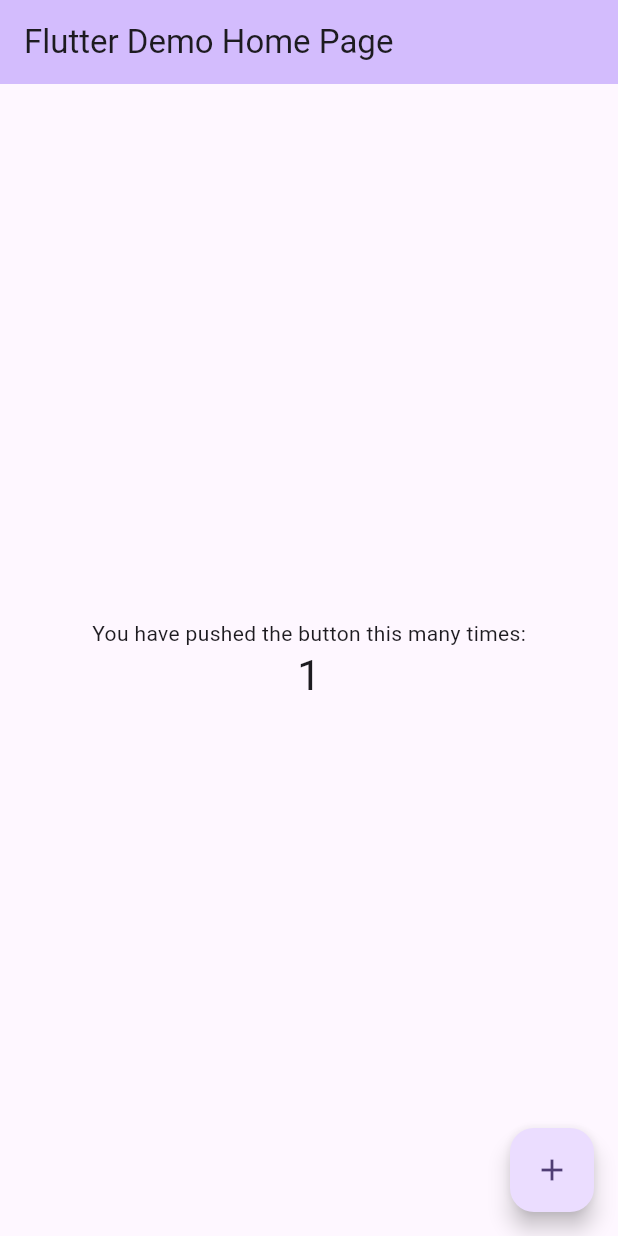
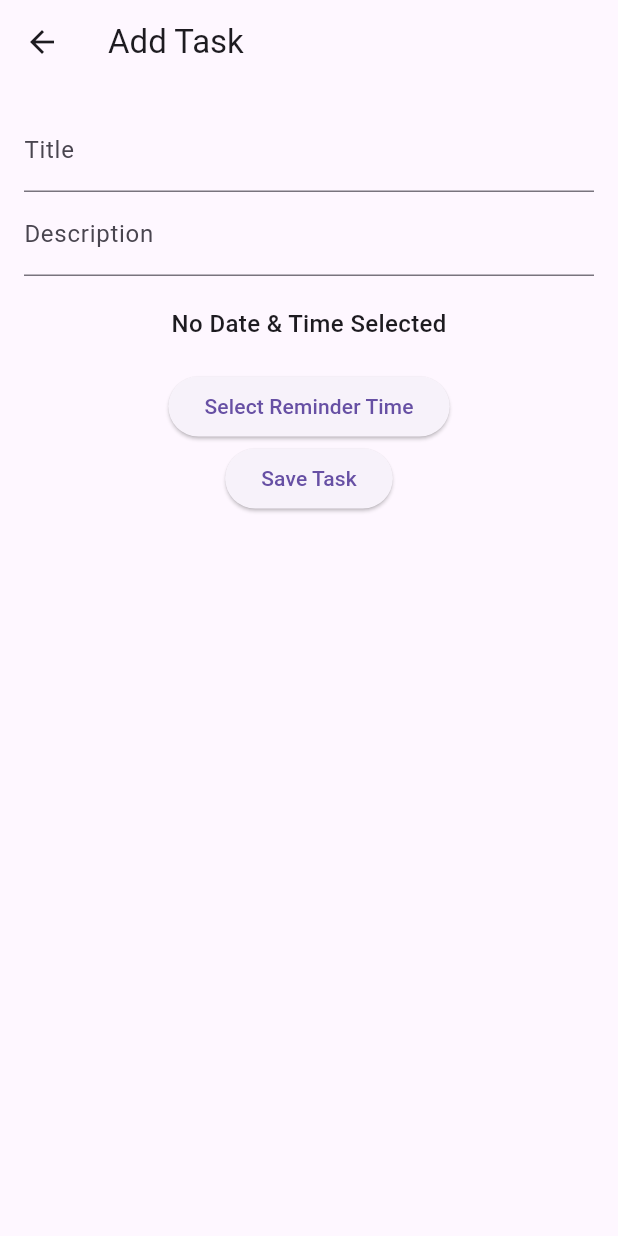
Before and after one commit to mathantr/Task_Reminder_App, a Flutter app: the screen it shows after launch, after a tap on the "add" icon, on a phone screen of 412 x 824 dp. Run offline on Flutter 3.47's test engine with Material 3 defaults, Android fonts, the light colour scheme and no system bars; our stand-ins replace flutter_local_notifications, sqflite, timezone; accounts and stored records are empty.

Commit message:
task remaindrer ui and functionality  completed

```diff
--- /dev/null
+++ b/lib/helper/database_helper.dart
@@ -0,0 +1,68 @@
+import 'package:sqflite/sqflite.dart';
+import 'package:path/path.dart';
+
+import '../model/task.dart';
+
+class DatabaseHelper {
+  static final _databaseName = "TaskDatabase.db";
+  static final _databaseVersion = 1;
+
+  static final table = 'task_table';
+
+  static final columnId = '_id';
+  static final columnTitle = 'title';
+  static final columnDescription = 'description';
+  static final columnReminderTime = 'reminderTime';
+
+  DatabaseHelper._privateConstructor();
+  static final DatabaseHelper instance = DatabaseHelper._privateConstructor();
+
+  static Database? _database;
+
+  Future<Database?> get database async {
+    if (_database != null) return _database;
+
+    _database = await _initDatabase();
+    return _database;
+  }
+
+  _initDatabase() async {
+    String path = join(await getDatabasesPath(), _databaseName);
+    return await openDatabase(path,
+        version: _databaseVersion, onCreate: _onCreate);
+  }
+
+  Future _onCreate(Database db, int version) async {
+    await db.execute('''
+      CREATE TABLE $table (
+        $columnId INTEGER PRIMARY KEY,
+        $columnTitle TEXT NOT NULL,
+        $columnDescription TEXT NOT NULL,
+        $columnReminderTime TEXT NOT NULL
+      )
+      ''');
+  }
+
+  Future<int> insert(Task task) async {
+    Database? db = await instance.database;
+    return await db!.insert(table, task.toMap());
+  }
+
+  Future<List<Task>> queryAllTasks() async {
+    Database? db = await instance.database;
+    final tasks = await db!.query(table);
+    return tasks.map((e) => Task.fromMap(e)).toList();
+  }
+
+  Future<int> delete(String title) async {
+    Database? db = await instance.database;
+    return await db!
+        .delete(table, where: '$columnTitle = ?', whereArgs: [title]);
+  }
+
+  Future<int> update(Task task) async {
+    Database? db = await instance.database;
+    return await db!.update(table, task.toMap(),
+        where: '$columnId = ?', whereArgs: [task.title]);
+  }
+}
--- a/lib/main.dart
+++ b/lib/main.dart
@@ -1,125 +1,25 @@
 import 'package:flutter/material.dart';
+import 'package:provider/provider.dart';
+import 'provider/task_provider.dart';
+import 'screens/task_list_screen.dart';
+import 'service/notification_service.dart';
 
 void main() {
-  runApp(const MyApp());
+  WidgetsFlutterBinding.ensureInitialized();
+  NotificationService.initialize();
+  runApp(MyApp());
 }
 
 class MyApp extends StatelessWidget {
-  const MyApp({super.key});
-
-  // This widget is the root of your application.
   @override
   Widget build(BuildContext context) {
-    return MaterialApp(
-      title: 'Flutter Demo',
-      theme: ThemeData(
-        // This is the theme of your application.
-        //
-        // TRY THIS: Try running your application with "flutter run". You'll see
-        // the application has a purple toolbar. Then, without quitting the app,
-        // try changing the seedColor in the colorScheme below to Colors.green
-        // and then invoke "hot reload" (save your changes or press the "hot
-        // reload" button in a Flutter-supported IDE, or press "r" if you used
-        // the command line to start the app).
-        //
-        // Notice that the counter didn't reset back to zero; the application
-        // state is not lost during the reload. To reset the state, use hot
-        // restart instead.
-        //
-        // This works for code too, not just values: Most code changes can be
-        // tested with just a hot reload.
-        colorScheme: ColorScheme.fromSeed(seedColor: Colors.deepPurple),
-        useMaterial3: true,
+    return ChangeNotifierProvider(
+      create: (_) => TaskProvider(),
+      child: MaterialApp(
+        debugShowCheckedModeBanner: false,
+        title: 'Task Reminder App',
+        home: TaskListScreen(),
       ),
-      home: const MyHomePage(title: 'Flutter Demo Home Page'),
     );
   }
 }
-
-class MyHomePage extends StatefulWidget {
-  const MyHomePage({super.key, required this.title});
-
-  // This widget is the home page of your application. It is stateful, meaning
-  // that it has a State object (defined below) that contains fields that affect
-  // how it looks.
-
-  // This class is the configuration for the state. It holds the values (in this
-  // case the title) provided by the parent (in this case the App widget) and
-  // used by the build method of the State. Fields in a Widget subclass are
-  // always marked "final".
-
-  final String title;
-
-  @override
-  State<MyHomePage> createState() => _MyHomePageState();
-}
-
-class _MyHomePageState extends State<MyHomePage> {
-  int _counter = 0;
-
-  void _incrementCounter() {
-    setState(() {
-      // This call to setState tells the Flutter framework that something has
-      // changed in this State, which causes it to rerun the build method below
-      // so that the display can reflect the updated values. If we changed
-      // _counter without calling setState(), then the build method would not be
-      // called again, and so nothing would appear to happen.
-      _counter++;
-    });
-  }
-
-  @override
-  Widget build(BuildContext context) {
-    // This method is rerun every time setState is called, for instance as done
-    // by the _incrementCounter method above.
-    //
-    // The Flutter framework has been optimized to make rerunning build methods
-    // fast, so that you can just rebuild anything that needs updating rather
-    // than having to individually change instances of widgets.
-    return Scaffold(
-      appBar: AppBar(
-        // TRY THIS: Try changing the color here to a specific color (to
-        // Colors.amber, perhaps?) and trigger a hot reload to see the AppBar
-        // change color while the other colors stay the same.
-        backgroundColor: Theme.of(context).colorScheme.inversePrimary,
-        // Here we take the value from the MyHomePage object that was created by
-        // the App.build method, and use it to set our appbar title.
-        title: Text(widget.title),
-      ),
-      body: Center(
-        // Center is a layout widget. It takes a single child and positions it
-        // in the middle of the parent.
-        child: Column(
-          // Column is also a layout widget. It takes a list of children and
-          // arranges them vertically. By default, it sizes itself to fit its
-          // children horizontally, and tries to be as tall as its parent.
-          //
-          // Column has various properties to control how it sizes itself and
-          // how it positions its children. Here we use mainAxisAlignment to
-          // center the children vertically; the main axis here is the vertical
-          // axis because Columns are vertical (the cross axis would be
-          // horizontal).
-          //
-          // TRY THIS: Invoke "debug painting" (choose the "Toggle Debug Paint"
-          // action in the IDE, or press "p" in the console), to see the
-          // wireframe for each widget.
-          mainAxisAlignment: MainAxisAlignment.center,
-          children: <Widget>[
-            const Text(
-              'You have pushed the button this many times:',
-            ),
-            Text(
-              '$_counter',
-              style: Theme.of(context).textTheme.headlineMedium,
-            ),
-          ],
-        ),
-      ),
-      floatingActionButton: FloatingActionButton(
-        onPressed: _incrementCounter,
-        tooltip: 'Increment',
-        child: const Icon(Icons.add),
-      ), // This trailing comma makes auto-formatting nicer for build methods.
-    );
-  }
-}
--- /dev/null
+++ b/lib/model/task.dart
@@ -0,0 +1,27 @@
+class Task {
+  final String title;
+  final String description;
+  final DateTime reminderTime;
+
+  Task({
+    required this.title,
+    required this.description,
+    required this.reminderTime,
+  });
+
+  Map<String, dynamic> toMap() {
+    return {
+      'title': title,
+      'description': description,
+      'reminderTime': reminderTime.toIso8601String(),
+    };
+  }
+
+  factory Task.fromMap(Map<String, dynamic> map) {
+    return Task(
+      title: map['title'],
+      description: map['description'],
+      reminderTime: DateTime.parse(map['reminderTime']),
+    );
+  }
+}
--- /dev/null
+++ b/lib/provider/task_provider.dart
@@ -0,0 +1,30 @@
+import 'package:flutter/material.dart';
+
+import '../helper/database_helper.dart';
+import '../model/task.dart';
+import '../service/notification_service.dart';
+
+class TaskProvider with ChangeNotifier {
+  List<Task> _tasks = [];
+
+  List<Task> get tasks => _tasks;
+
+  void addTask(Task task) {
+    _tasks.add(task);
+    DatabaseHelper.instance.insert(task);
+    NotificationService.scheduleNotification(task);
+    notifyListeners();
+  }
+
+  void deleteTask(Task task) {
+    _tasks.remove(task);
+    DatabaseHelper.instance.delete(task.title);
+    NotificationService.cancelNotification(task);
+    notifyListeners();
+  }
+
+  void loadTasks() async {
+    _tasks = await DatabaseHelper.instance.queryAllTasks();
+    notifyListeners();
+  }
+}
--- /dev/null
+++ b/lib/screens/add_task_screen.dart
@@ -0,0 +1,213 @@
+import 'dart:io' show Platform;
+import 'package:flutter/cupertino.dart';
+import 'package:flutter/material.dart';
+import 'package:provider/provider.dart';
+
+import '../model/task.dart';
+import '../provider/task_provider.dart';
+
+class AddTaskScreen extends StatefulWidget {
+  @override
+  _AddTaskScreenState createState() => _AddTaskScreenState();
+}
+
+class _AddTaskScreenState extends State<AddTaskScreen> {
+  final _formKey = GlobalKey<FormState>();
+  String? _title;
+  String? _description;
+  DateTime? _reminderTime;
+
+  @override
+  Widget build(BuildContext context) {
+    return Scaffold(
+      appBar: AppBar(
+        title: Text('Add Task'),
+      ),
+      body: Padding(
+        padding: const EdgeInsets.all(16.0),
+        child: Form(
+          key: _formKey,
+          child: Column(
+            children: [
+              TextFormField(
+                decoration: InputDecoration(labelText: 'Title'),
+                validator: (value) {
+                  if (value == null || value.isEmpty) {
+                    return 'Please enter a title';
+                  }
+                  return null;
+                },
+                onSaved: (value) {
+                  _title = value;
+                },
+              ),
+              TextFormField(
+                decoration: InputDecoration(labelText: 'Description'),
+                validator: (value) {
+                  if (value == null || value.isEmpty) {
+                    return 'Please enter a description';
+                  }
+                  return null;
+                },
+                onSaved: (value) {
+                  _description = value;
+                },
+              ),
+              SizedBox(height: 20),
+              Text(
+                _reminderTime != null
+                    ? 'Selected Date & Time: ${_reminderTime.toString()}'
+                    : 'No Date & Time Selected',
+                style: TextStyle(fontSize: 16, fontWeight: FontWeight.w500),
+              ),
+              SizedBox(height: 20),
+              ElevatedButton(
+                onPressed: _pickDateTime,
+                child: Text('Select Reminder Time'),
+              ),
+              ElevatedButton(
+                onPressed: _saveTask,
+                child: Text('Save Task'),
+              ),
+            ],
+          ),
+        ),
+      ),
+    );
+  }
+
+  void _pickDateTime() async {
+    if (Platform.isIOS) {
+      await _showCupertinoDatePicker(context);
+    } else {
+      await _showMaterialDatePicker(context);
+    }
+
+    if (_reminderTime != null) {
+      if (Platform.isIOS) {
+        await _showCupertinoTimePicker(context);
+      } else {
+        await _showMaterialTimePicker(context);
+      }
+    }
+
+    if (_reminderTime != null) {
+      setState(() {
+        _reminderTime = DateTime(
+          _reminderTime!.year,
+          _reminderTime!.month,
+          _reminderTime!.day,
+          _reminderTime!.hour,
+          _reminderTime!.minute,
+        );
+      });
+    }
+  }
+
+  Future<void> _showCupertinoDatePicker(BuildContext context) async {
+    await showCupertinoModalPopup<DateTime>(
+      context: context,
+      builder: (BuildContext context) {
+        return Container(
+          height: 200,
+          color: Colors.white,
+          child: Column(
+            children: [
+              Container(
+                height: 180,
+                child: CupertinoDatePicker(
+                  initialDateTime: DateTime.now(),
+                  mode: CupertinoDatePickerMode.date,
+                  onDateTimeChanged: (DateTime dateTime) {
+                    setState(() {
+                      _reminderTime = dateTime;
+                    });
+                  },
+                ),
+              ),
+            ],
+          ),
+        );
+      },
+    );
+  }
+
+  Future<void> _showCupertinoTimePicker(BuildContext context) async {
+    await showCupertinoModalPopup<TimeOfDay>(
+      context: context,
+      builder: (BuildContext context) {
+        return Container(
+          height: 200,
+          color: Colors.white,
+          child: Column(
+            children: [
+              Container(
+                height: 180,
+                child: CupertinoDatePicker(
+                  initialDateTime: DateTime.now(),
+                  mode: CupertinoDatePickerMode.time,
+                  onDateTimeChanged: (DateTime dateTime) {
+                    setState(() {
+                      _reminderTime = DateTime(
+                        _reminderTime!.year,
+                        _reminderTime!.month,
+                        _reminderTime!.day,
+                        dateTime.hour,
+                        dateTime.minute,
+                      );
+                    });
+                  },
+                ),
+              ),
+            ],
+          ),
+        );
+      },
+    );
+  }
+
+  Future<void> _showMaterialDatePicker(BuildContext context) async {
+    DateTime? pickedDate = await showDatePicker(
+      context: context,
+      initialDate: DateTime.now(),
+      firstDate: DateTime.now(),
+      lastDate: DateTime(2100),
+    );
+    if (pickedDate != null) {
+      setState(() {
+        _reminderTime = pickedDate;
+      });
+    }
+  }
+
+  Future<void> _showMaterialTimePicker(BuildContext context) async {
+    TimeOfDay? pickedTime = await showTimePicker(
+      context: context,
+      initialTime: TimeOfDay.now(),
+    );
+    if (pickedTime != null) {
+      setState(() {
+        _reminderTime = DateTime(
+          _reminderTime!.year,
+          _reminderTime!.month,
+          _reminderTime!.day,
+          pickedTime.hour,
+          pickedTime.minute,
+        );
+      });
+    }
+  }
+
+  void _saveTask() {
+    if (_formKey.currentState!.validate()) {
+      _formKey.currentState!.save();
+      final task = Task(
+        title: _title!,
+        description: _description!,
+        reminderTime: _reminderTime!,
+      );
+      Provider.of<TaskProvider>(context, listen: false).addTask(task);
+      Navigator.pop(context);
+    }
+  }
+}
--- /dev/null
+++ b/lib/screens/task_list_screen.dart
@@ -0,0 +1,60 @@
+import 'package:flutter/material.dart';
+import 'package:provider/provider.dart';
+
+import '../provider/task_provider.dart';
+import 'add_task_screen.dart';
+import 'widget/task_list_item.dart';
+
+class TaskListScreen extends StatelessWidget {
+  @override
+  Widget build(BuildContext context) {
+    return Scaffold(
+      backgroundColor: Colors.black,
+      appBar: AppBar(
+        backgroundColor: Colors.black,
+        title: Text(
+          'Tasks',
+          style: TextStyle(
+              color: Colors.white,
+              fontSize: 20,
+              fontWeight: FontWeight.w800,
+              letterSpacing: 2),
+        ),
+      ),
+      body: Consumer<TaskProvider>(
+        builder: (context, taskProvider, child) {
+          return ListView.separated(
+            separatorBuilder: (context, index) => SizedBox(
+              height: 10,
+            ),
+            itemCount: taskProvider.tasks.length,
+            itemBuilder: (context, index) {
+              final task = taskProvider.tasks[index];
+              return Padding(
+                padding: const EdgeInsets.symmetric(
+                  horizontal: 20,
+                ),
+                child: TaskListItem(
+                  task: task,
+                  onDismissed: () {
+                    taskProvider.deleteTask(task);
+                  },
+                ),
+              );
+              ;
+            },
+          );
+        },
+      ),
+      floatingActionButton: FloatingActionButton(
+        onPressed: () {
+          Navigator.push(
+            context,
+            MaterialPageRoute(builder: (context) => AddTaskScreen()),
+          );
+        },
+        child: Icon(Icons.add),
+      ),
+    );
+  }
+}
--- /dev/null
+++ b/lib/service/notification_service.dart
@@ -0,0 +1,59 @@
+import 'package:flutter_local_notifications/flutter_local_notifications.dart';
+import 'package:timezone/data/latest.dart' as tz;
+import 'package:timezone/timezone.dart' as tz;
+
+import '../model/task.dart';
+
+class NotificationService {
+  static final FlutterLocalNotificationsPlugin _notificationsPlugin =
+      FlutterLocalNotificationsPlugin();
+
+  static void initialize() {
+    const AndroidInitializationSettings initializationSettingsAndroid =
+        AndroidInitializationSettings('@mipmap/ic_launcher');
+
+    final DarwinInitializationSettings initializationSettingsDarwin =
+        DarwinInitializationSettings();
+
+    final InitializationSettings initializationSettings =
+        InitializationSettings(
+      android: initializationSettingsAndroid,
+      iOS: initializationSettingsDarwin,
+    );
+
+    _notificationsPlugin.initialize(initializationSettings);
+    tz.initializeTimeZones();
+  }
+
+  static Future<void> scheduleNotification(Task task) async {
+    final androidDetails = AndroidNotificationDetails(
+      'task_channel',
+      'Task Notifications',
+      importance: Importance.max,
+      priority: Priority.high,
+    );
+
+    final darwinDetails = DarwinNotificationDetails();
+
+    final notificationDetails = NotificationDetails(
+      android: androidDetails,
+      iOS: darwinDetails,
+    );
+
+    await _notificationsPlugin.zonedSchedule(
+      task.hashCode,
+      task.title,
+      task.description,
+      tz.TZDateTime.from(task.reminderTime, tz.local),
+      notificationDetails,
+      androidScheduleMode: AndroidScheduleMode.exact,
+      uiLocalNotificationDateInterpretation:
+          UILocalNotificationDateInterpretation.absoluteTime,
+      matchDateTimeComponents: DateTimeComponents.time,
+    );
+  }
+
+  static Future<void> cancelNotification(Task task) async {
+    await _notificationsPlugin.cancel(task.hashCode);
+  }
+}
```
Also changed, not shown: lib/screens/widget/task_list_item.dart (added, +99 -0 lines), pubspec.yaml (+7 -16 lines), pubspec.lock, 12 other files.
